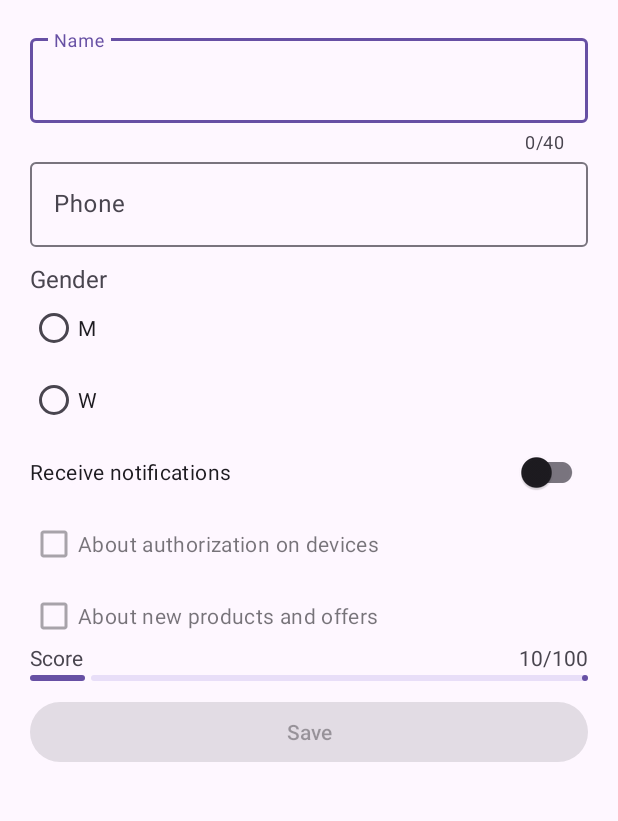
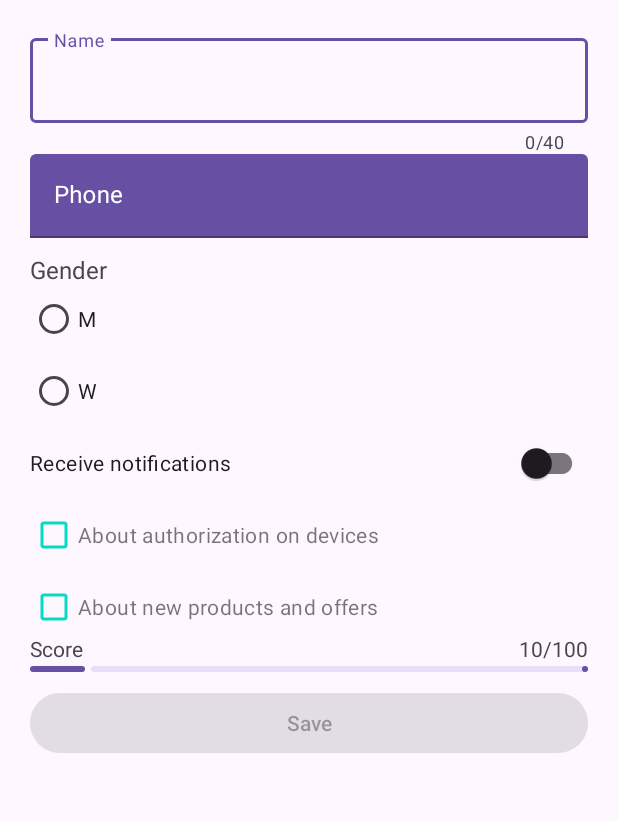
Before and after one commit to blbulyandavbulyan/UserProfileApp, an Android app: the layout activity_main.xml on its own in the app's theme, with its tools: preview values and no code run, on a phone screen of 412 x 824 dp, the part 195-1016 px from its top. Run offline under Robolectric (Android 15) with nearby library versions, the phone set to English and light mode, and no system bars.

Commit message:
changed checkboxes color and changed phone field style(background, hint colors, cursor color)

```diff
--- a/app/src/main/res/layout/activity_main.xml
+++ b/app/src/main/res/layout/activity_main.xml
@@ -40,6 +40,7 @@
         android:id="@+id/userPhone"
         android:layout_width="match_parent"
         android:layout_height="wrap_content"
+        style="@style/PhoneFieldStyle"
         android:layout_marginLeft="20dp"
         android:layout_marginRight="20dp"
         app:layout_constraintLeft_toLeftOf="parent"
--- a/app/src/main/res/values/colors.xml
+++ b/app/src/main/res/values/colors.xml
@@ -2,4 +2,6 @@
 <resources>
     <color name="black">#FF000000</color>
     <color name="white">#FFFFFFFF</color>
+    <color name="gray">#444444</color>
+    <color name="turquoise">#03DAC5</color>
 </resources>
--- a/app/src/main/res/values/themes.xml
+++ b/app/src/main/res/values/themes.xml
@@ -2,8 +2,29 @@
     <!-- Base application theme. -->
     <style name="Base.Theme.UserProfileApp" parent="Theme.Material3.DayNight.NoActionBar">
         <!-- Customize your light theme here. -->
-        <!-- <item name="colorPrimary">@color/my_light_primary</item> -->
+        <!--         <item name="colorPrimary">@color/black</item>-->
+        <item name="checkboxStyle">@style/MyCheckboxesStyle</item>
     </style>
 
     <style name="Theme.UserProfileApp" parent="Base.Theme.UserProfileApp" />
+
+    <style name="BaseHeader" parent="TextAppearance.AppCompat">
+        <item name="android:textSize">16sp</item>
+        <item name="android:textColor">@color/black</item>
+    </style>
+
+    <style name="ScoreCountIndicator" parent="BaseHeader">
+        <item name="android:textColor">@color/gray</item>
+    </style>
+
+    <style name="MyCheckboxesStyle" parent="Widget.Material3.CompoundButton.CheckBox">
+        <item name="buttonTint">@color/turquoise</item>
+    </style>
+
+    <style name="PhoneFieldStyle" parent="@style/Widget.MaterialComponents.TextInputLayout.FilledBox">
+        <item name="boxBackgroundColor">?colorPrimary</item>
+        <item name="android:textColorHint">@color/white</item>
+        <item name="hintTextColor">@color/white</item>
+        <item name="cursorColor">@color/white</item>
+    </style>
 </resources>
```
